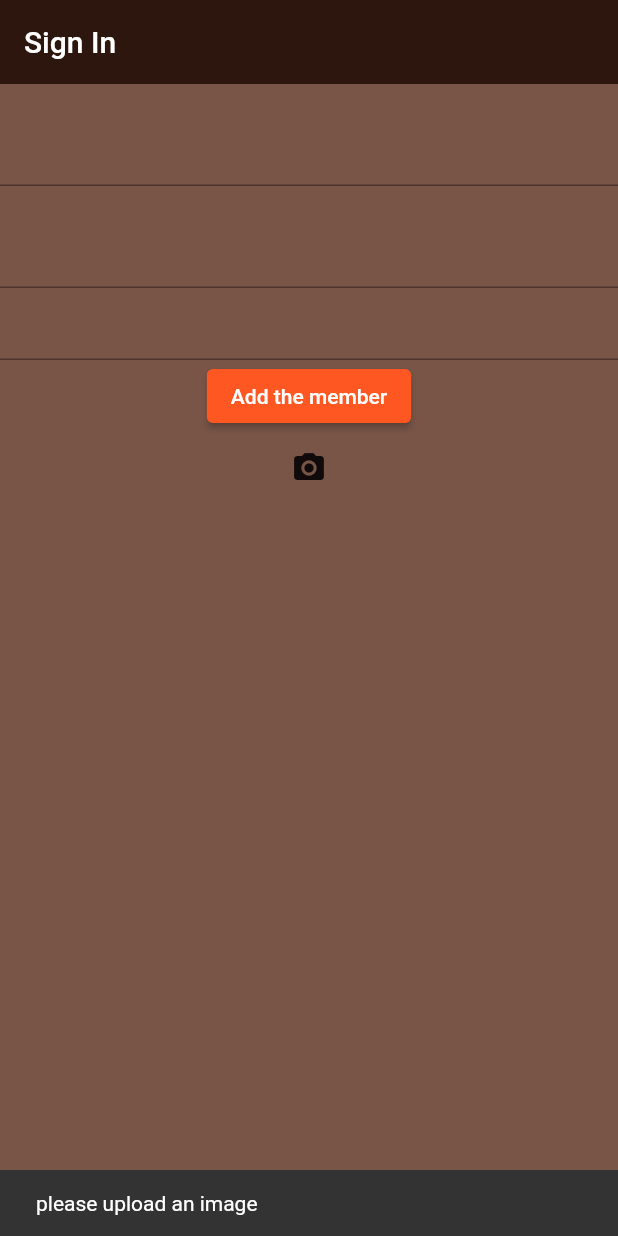
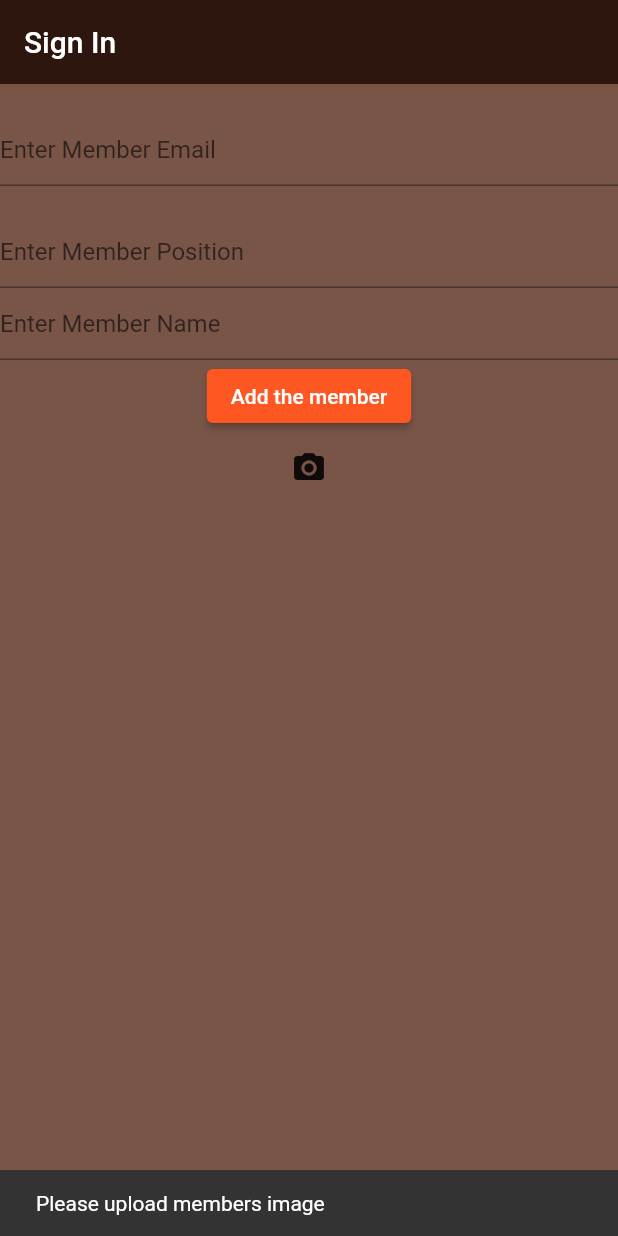
Before and after one commit to Vansh-Narang/Firebase_AdminPage-1, a Flutter app: the screen it shows after launch, after a tap on "Add the member", on a phone screen of 412 x 824 dp. Run offline on Flutter 3.47's test engine with Material 2 defaults, Android fonts, the light colour scheme and no system bars; our stand-ins replace cloud_firestore, firebase_auth, firebase_core, firebase_storage, image_picker; accounts and stored records are empty.

Commit message:
Image Added

```diff
--- a/lib/Screens/Authenticate/new.dart
+++ b/lib/Screens/Authenticate/new.dart
@@ -30,8 +30,8 @@ class _NewPageState extends State<NewPage> {
               children: snapshot.data!.docs.map((document) {
                 return ListTile(
                   title: Text(document['name']),
-                  // subtitle: Text(document['age'].toString()),
-                  // leading: Image.network(document['urlImage']),
+                  subtitle: Text(document['position']),
+                  leading: Image.network(document['imageUrl']),
                 );
               }).toList(),
             );
--- a/lib/Screens/Signing/Auth.dart
+++ b/lib/Screens/Signing/Auth.dart
@@ -2,13 +2,13 @@ import 'package:firebase_auth/firebase_auth.dart';
 
 class AuthService {
   final FirebaseAuth _auth = FirebaseAuth.instance;
-  Future signIn(String emailAddress, String password, String name1) async {
+  Future signIn(String emailAddress, String posController, String name1) async {
     try {
       UserCredential usercredential =
           await _auth.createUserWithEmailAndPassword(
-              email: emailAddress, password: password);
+              email: emailAddress, password: posController);
       print(emailAddress);
-      print(password);
+      print(posController);
       print(name1);
     } on FirebaseAuthException catch (e) {
       if (e.code == 'weak-password') {
--- a/lib/Screens/Signing/SignIn.dart
+++ b/lib/Screens/Signing/SignIn.dart
@@ -18,7 +18,7 @@ class SignIn extends StatefulWidget {
 
 CollectionReference users = FirebaseFirestore.instance.collection('users');
 String email = '';
-String password = '';
+String position = '';
 String name = '';
 String imageUrl = '';
 
@@ -26,7 +26,7 @@ class _SignInState extends State<SignIn> {
   final AuthService _auth = AuthService();
   final _formKey = GlobalKey<FormState>();
   final TextEditingController emailController = TextEditingController();
-  final TextEditingController passController = TextEditingController();
+  final TextEditingController posController = TextEditingController();
   final TextEditingController nameController = TextEditingController();
 
   @override
@@ -49,6 +49,7 @@ class _SignInState extends State<SignIn> {
                 height: 20,
               ),
               TextFormField(
+                decoration: InputDecoration(hintText: "Enter Member Email"),
                 controller: emailController,
                 validator: (value) => value!.isEmpty ? "Enter the email" : null,
                 onChanged: (value) {
@@ -61,16 +62,18 @@ class _SignInState extends State<SignIn> {
                 height: 20,
               ),
               TextFormField(
-                controller: passController,
+                decoration: InputDecoration(hintText: "Enter Member Position"),
+                controller: posController,
                 validator: (value) =>
                     value!.isEmpty ? "Enter the Position" : null,
                 onChanged: (value) {
                   setState(() {
-                    password = value;
+                    position = value;
                   });
                 },
               ),
               TextFormField(
+                decoration: InputDecoration(hintText: "Enter Member Name"),
                 controller: nameController,
                 validator: (value) => value!.isEmpty ? "Enter the name" : null,
                 onChanged: (value) {
@@ -82,12 +85,12 @@ class _SignInState extends State<SignIn> {
               ElevatedButton(
                   onPressed: () async {
                     if (imageUrl.isEmpty) {
-                      ScaffoldMessenger.of(context).showSnackBar(
-                          SnackBar(content: Text('please upload an image')));
+                      ScaffoldMessenger.of(context).showSnackBar(SnackBar(
+                          content: Text('Please upload members image')));
                       return;
                     }
                     if (_formKey.currentState!.validate()) {
-                      _auth.signIn(email, password, name);
+                      _auth.signIn(email, position, name);
                       await addUser();
                       Navigator.push(
                           context,
@@ -143,7 +146,7 @@ Future<void> addUser() {
   return users
       .add({
         'email': email,
-        'password': password,
+        'position': position,
         'name': name,
         'imageUrl': imageUrl
       })
```
Also changed, not shown: lib/Database/Db.dart (deleted, +0 -18 lines).
